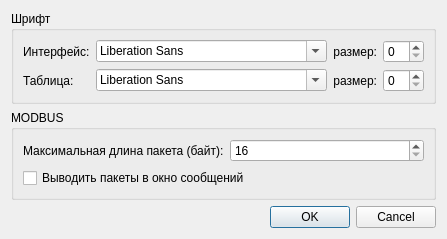
This is src/mkstudio/ui/settingsdialog.ui in alex-krutikov/MkStudio as Qt 5 draws it before an edit. The edited form follows.
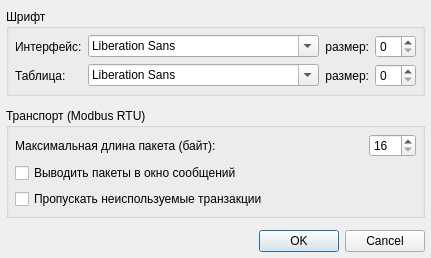
This is the edited form.

```diff
--- a/src/mkstudio/ui/settingsdialog.ui
+++ b/src/mkstudio/ui/settingsdialog.ui
@@ -1,40 +1,43 @@
 <ui version="4.0" >
  <class>SettingsDialog</class>
- <widget class="QDialog" name="SettingsDialog" >
-  <property name="geometry" >
+ <widget class="QDialog" name="SettingsDialog">
+  <property name="geometry">
    <rect>
     <x>0</x>
     <y>0</y>
-    <width>343</width>
-    <height>219</height>
+    <width>360</width>
+    <height>244</height>
    </rect>
   </property>
   <property name="windowTitle" >
    <string>Dialog</string>
   </property>
-  <layout class="QVBoxLayout" >
+  <layout class="QVBoxLayout">
+   <property name="spacing">
+    <number>12</number>
+   </property>
+   <property name="leftMargin">
+    <number>6</number>
+   </property>
+   <property name="topMargin">
+    <number>9</number>
+   </property>
+   <property name="rightMargin">
+    <number>6</number>
+   </property>
+   <property name="bottomMargin">
+    <number>6</number>
+   </property>
    <item>
     <widget class="QGroupBox" name="groupBox" >
      <property name="title" >
       <string>Шрифт</string>
      </property>
-     <layout class="QGridLayout" >
-      <property name="leftMargin" >
-       <number>9</number>
-      </property>
-      <property name="topMargin" >
-       <number>9</number>
-      </property>
-      <property name="rightMargin" >
-       <number>9</number>
-      </property>
-      <property name="bottomMargin" >
-       <number>9</number>
-      </property>
-      <property name="horizontalSpacing" >
+     <layout class="QGridLayout">
+      <property name="margin">
        <number>6</number>
       </property>
-      <property name="verticalSpacing" >
+      <property name="spacing">
        <number>6</number>
       </property>
       <item row="0" column="1" >
@@ -95,21 +98,37 @@
     </widget>
    </item>
    <item>
-    <widget class="QGroupBox" name="groupBox_2" >
-     <property name="title" >
-      <string>MODBUS</string>
+    <widget class="QGroupBox" name="groupBox_2">
+     <property name="title">
+      <string>Транспорт (Modbus RTU)</string>
      </property>
-     <layout class="QGridLayout" >
-      <item row="0" column="0" >
-       <widget class="QLabel" name="label_5" >
-        <property name="text" >
+     <layout class="QGridLayout" name="gridLayout">
+      <property name="margin">
+       <number>6</number>
+      </property>
+      <item row="0" column="0">
+       <widget class="QLabel" name="label_5">
+        <property name="text">
          <string>Максимальная длина пакета (байт):</string>
         </property>
        </widget>
       </item>
-      <item row="0" column="1" >
-       <widget class="QSpinBox" name="sb_max_packet_len" >
-        <property name="minimum" >
+      <item row="0" column="1">
+       <spacer name="horizontalSpacer">
+        <property name="orientation">
+         <enum>Qt::Horizontal</enum>
+        </property>
+        <property name="sizeHint" stdset="0">
+         <size>
+          <width>86</width>
+          <height>20</height>
+         </size>
+        </property>
+       </spacer>
+      </item>
+      <item row="0" column="2">
+       <widget class="QSpinBox" name="sb_max_packet_len">
+        <property name="minimum">
          <number>16</number>
         </property>
         <property name="maximum" >
@@ -120,13 +139,23 @@
         </property>
        </widget>
       </item>
-      <item row="1" column="0" colspan="2" >
-       <widget class="QCheckBox" name="cb_mbconsole_packets" >
-        <property name="text" >
+      <item row="1" column="0" colspan="3">
+       <widget class="QCheckBox" name="cb_mbconsole_packets">
+        <property name="text">
          <string>Выводить пакеты в окно сообщений</string>
         </property>
        </widget>
       </item>
+      <item row="2" column="0" colspan="3">
+       <widget class="QCheckBox" name="cb_optimize_read">
+        <property name="toolTip">
+         <string>Отключать транзакции чтения данных, которые не выводятся на экран в данный момент.</string>
+        </property>
+        <property name="text">
+         <string>Пропускать неиспользуемые транзакции</string>
+        </property>
+       </widget>
+      </item>
      </layout>
     </widget>
    </item>
@@ -135,8 +164,8 @@
      <property name="orientation" >
       <enum>Qt::Horizontal</enum>
      </property>
-     <property name="standardButtons" >
-      <set>QDialogButtonBox::Cancel|QDialogButtonBox::NoButton|QDialogButtonBox::Ok</set>
+     <property name="standardButtons">
+      <set>QDialogButtonBox::Cancel|QDialogButtonBox::Ok</set>
      </property>
     </widget>
    </item>
```
Left out of the diff: 83 changed lines with no effect on the pictures.
